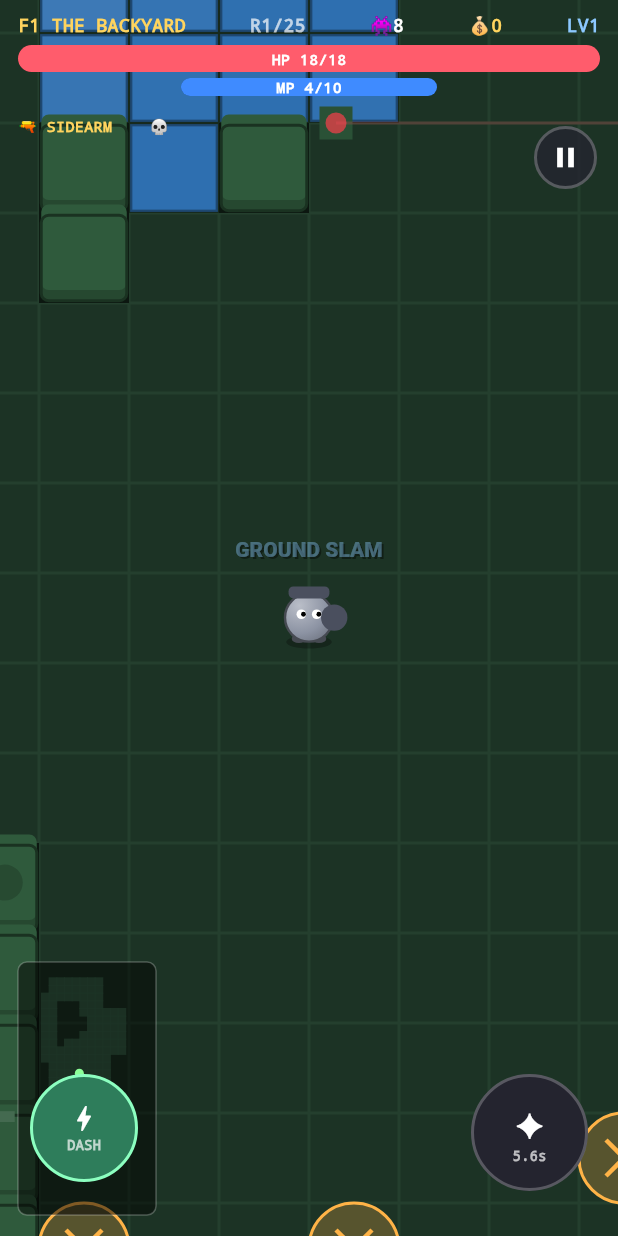
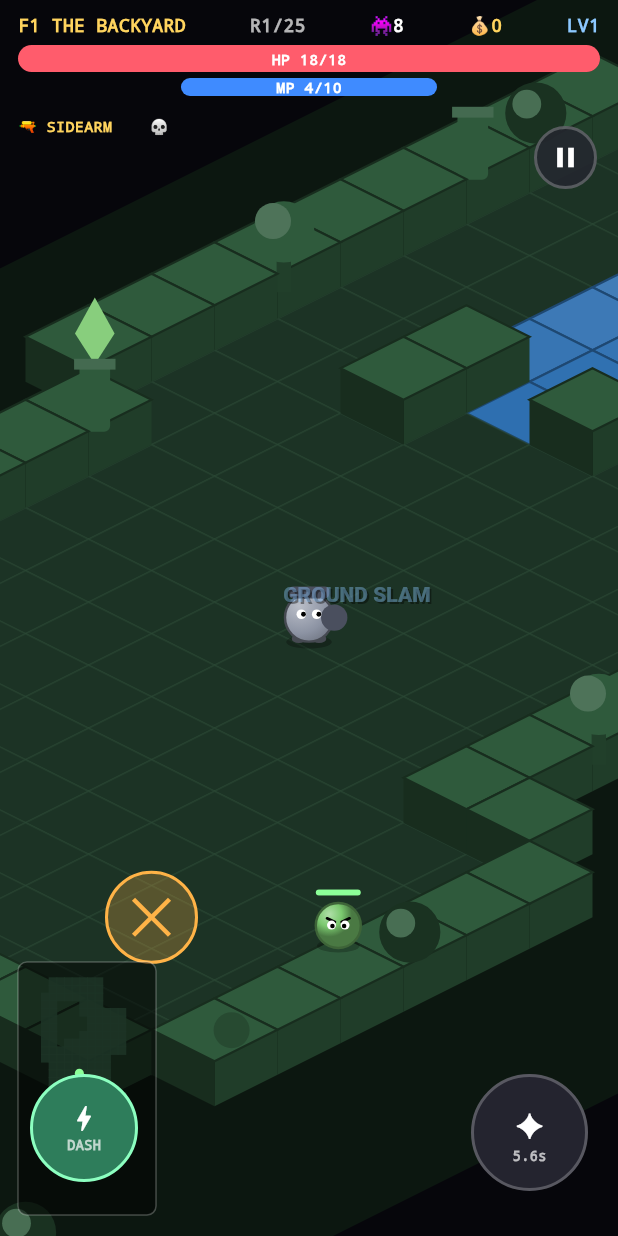
Before and after one commit to Blackays/test, a Flutter app: the GameScreen screen opened directly with sample values from the repository, after a tap on an icon or button, on a phone screen of 412 x 824 dp. Run offline on Flutter 3.47's test engine with Material 3 defaults, Android fonts, the phone set to English and light mode, and no system bars; our stand-ins replace shared_preferences; accounts and stored records are empty.

Commit message:
Isometric (Hades-style) view + remove ROOM CLEAR cards
- Render the world in true isometric: diamond floor/pool tiles and
  extruded walls with shaded side faces, drawn back-to-front. Gameplay
  stays in world space; only rendering and joystick input are projected
  through a shared iso basis, and entities keep upright bodies at their
  projected positions.
- Camera now follows the projected player.
- Joystick direction is unprojected so on-screen up moves up-screen.
- Remove the ROOM CLEAR door panel; doors are labelled in-world with
  title + description so you pick by walking into one.

https://claude.ai/code/session_013Khf7hqf3rPnER65Hpqu2Z

```diff
--- a/lib/main.dart
+++ b/lib/main.dart
@@ -2207,7 +2207,11 @@ class _GameScreenState extends State<GameScreen>
       delta = delta / delta.distance * _stickR;
     }
     _stickKnob = _stickOrigin + delta;
-    _moveDir = delta / _stickR;
+    final screen = delta / _stickR; // intended on-screen direction
+    final world = isoUnproject(screen);
+    _moveDir = world == Offset.zero
+        ? Offset.zero
+        : world / world.distance * screen.distance;
   }
 
   void _panEnd(_) {
@@ -2272,7 +2276,6 @@ class _GameScreenState extends State<GameScreen>
                 if (_ready && _phase == Phase.playing) _abilityButton(),
                 if (_ready && play) _dashButton(),
                 if (_ready && play) _pauseButton(),
-                if (_phase == Phase.roomCleared) _doorPanel(),
                 if (_phase == Phase.paused) _pauseOverlay(),
                 if (_phase == Phase.levelUp) _levelUpOverlay(),
                 if (_phase == Phase.shop) _shopOverlay(),
@@ -2286,59 +2289,6 @@ class _GameScreenState extends State<GameScreen>
     );
   }
 
-  Widget _doorPanel() {
-    return Positioned(
-      left: 12,
-      right: 12,
-      bottom: 26,
-      child: Column(
-        mainAxisSize: MainAxisSize.min,
-        children: [
-          const Text('ROOM CLEAR · walk into a door',
-              style: TextStyle(
-                  color: Colors.white,
-                  fontWeight: FontWeight.w900,
-                  fontSize: 14)),
-          const SizedBox(height: 8),
-          Row(
-            mainAxisAlignment: MainAxisAlignment.center,
-            children: [
-              for (final dr in _doors)
-                Expanded(
-                  child: Container(
-                    constraints: const BoxConstraints(maxWidth: 200),
-                    margin: const EdgeInsets.symmetric(horizontal: 6),
-                    padding: const EdgeInsets.all(10),
-                    decoration: BoxDecoration(
-                      color: const Color(0xCC1F1D2E),
-                      borderRadius: BorderRadius.circular(12),
-                      border: Border.all(
-                          color: const Color(0xFFFFD45E), width: 1.5),
-                    ),
-                    child: Column(
-                      children: [
-                        Text(dr.def.icon,
-                            style: const TextStyle(fontSize: 22)),
-                        Text(dr.def.title,
-                            textAlign: TextAlign.center,
-                            style: const TextStyle(
-                                color: Color(0xFFFFD45E),
-                                fontWeight: FontWeight.w900,
-                                fontSize: 12)),
-                        Text(dr.def.desc,
-                            textAlign: TextAlign.center,
-                            style: const TextStyle(
-                                color: Colors.white60, fontSize: 10)),
-                      ],
-                    ),
-                  ),
-                ),
-            ],
-          ),
-        ],
-      ),
-    );
-  }
 
   Widget _dashButton() {
     final ready = _p.dashTimer <= 0;
@@ -2908,6 +2858,17 @@ class _BigButton extends StatelessWidget {
 Color _lit(Color c, double a) => Color.lerp(c, Colors.white, a)!;
 Color _shd(Color c, double a) => Color.lerp(c, Colors.black, a)!;
 
+// Isometric (Hades-style 3/4) projection. Gameplay stays in world space;
+// only rendering and the joystick input are projected through this basis.
+const double kIsoSX = 0.70;
+const double kIsoSY = 0.35;
+const double kWallH = 30.0; // extruded wall height in screen units
+Offset isoProject(Offset w) =>
+    Offset((w.dx - w.dy) * kIsoSX, (w.dx + w.dy) * kIsoSY);
+Offset isoUnproject(Offset s) => Offset(
+    (s.dx / kIsoSX + s.dy / kIsoSY) / 2,
+    (s.dy / kIsoSY - s.dx / kIsoSX) / 2);
+
 void _drawHero(Canvas canvas, Offset base, double r, HeroDef def, int stage,
     {double t = 0, bool moving = false, Offset look = Offset.zero}) {
   canvas.drawOval(
@@ -3195,19 +3156,10 @@ class WorldPainter extends CustomPainter {
     final m = map;
     if (!ready || m == null) return;
 
-    final aw = m.worldW, ah = m.worldH;
-    final fit = min(size.width / aw, size.height / ah);
     final z = (1.0 / (player.vision <= 0 ? 1.0 : player.vision))
-        .clamp(fit, 1.25)
+        .clamp(0.6, 1.2)
         .toDouble();
-    final hvw = size.width / (2 * z);
-    final hvh = size.height / (2 * z);
-    final cx = aw <= 2 * hvw
-        ? aw / 2
-        : player.pos.dx.clamp(hvw, aw - hvw).toDouble();
-    final cy = ah <= 2 * hvh
-        ? ah / 2
-        : player.pos.dy.clamp(hvh, ah - hvh).toDouble();
+    final cam = isoProject(player.pos); // follow-cam on the projected player
 
     canvas.save();
     canvas.translate(size.width / 2, size.height / 2);
@@ -3215,7 +3167,7 @@ class WorldPainter extends CustomPainter {
     if (shake > 0) {
       canvas.translate(sin(time * 97) * shake, cos(time * 89) * shake);
     }
-    canvas.translate(-cx, -cy);
+    canvas.translate(-cam.dx, -cam.dy);
 
     _paintMap(canvas, m);
     _paintWorld(canvas);
@@ -3255,11 +3207,35 @@ class WorldPainter extends CustomPainter {
     }
   }
 
+  // 4 projected corners of tile (c,r), optionally lifted up-screen.
+  Path _tilePath(double cell, int c, int r, [double lift = 0]) {
+    final x0 = c * cell, y0 = r * cell, x1 = x0 + cell, y1 = y0 + cell;
+    Offset p(double x, double y) {
+      final s = isoProject(Offset(x, y));
+      return Offset(s.dx, s.dy - lift);
+    }
+
+    final a = p(x0, y0), b = p(x1, y0), d = p(x1, y1), e = p(x0, y1);
+    return Path()
+      ..moveTo(a.dx, a.dy)
+      ..lineTo(b.dx, b.dy)
+      ..lineTo(d.dx, d.dy)
+      ..lineTo(e.dx, e.dy)
+      ..close();
+  }
+
   void _paintMap(Canvas canvas, GameMap m) {
     final cell = m.cell;
-    // void backdrop
-    canvas.drawRect(Rect.fromLTWH(0, 0, m.worldW, m.worldH),
-        Paint()..color = floor.voidc);
+    final w = m.worldW, h = m.worldH;
+    // void backdrop = the projected map diamond
+    final back = Path()
+      ..addPolygon([
+        isoProject(const Offset(0, 0)),
+        isoProject(Offset(w, 0)),
+        isoProject(Offset(w, h)),
+        isoProject(Offset(0, h)),
+      ], true);
+    canvas.drawPath(back, Paint()..color = floor.voidc);
 
     final floorPaint = Paint()..color = floor.bg;
     final edge = Paint()
@@ -3267,66 +3243,107 @@ class WorldPainter extends CustomPainter {
       ..style = PaintingStyle.stroke
       ..strokeWidth = 1;
 
+    // ground pass: floor + pools (coplanar, any order)
     for (var r = 0; r < m.rows; r++) {
       for (var c = 0; c < m.cols; c++) {
         final t = m.tt(c, r);
-        final rect = Rect.fromLTWH(c * cell, r * cell, cell, cell);
         if (t == 1) {
-          canvas.drawRect(rect, floorPaint);
-          canvas.drawRect(rect.deflate(0.5), edge);
+          final pth = _tilePath(cell, c, r);
+          canvas.drawPath(pth, floorPaint);
+          canvas.drawPath(pth, edge);
         } else if (t == 2) {
-          // pool: shoot across, can't walk
-          canvas.drawRect(rect, Paint()..color = _shd(floor.bg, 0.18));
           final sh = 0.5 + 0.5 * sin(time * 2 + c * 0.7 + r * 0.5);
-          canvas.drawRect(rect.deflate(2), Paint()..color = floor.pool);
-          canvas.drawRect(
-              rect.deflate(2),
+          final pth = _tilePath(cell, c, r);
+          canvas.drawPath(pth, Paint()..color = floor.pool);
+          canvas.drawPath(
+              pth,
               Paint()
                 ..color = _lit(floor.pool, 0.22 * sh).withValues(alpha: 0.5));
-          canvas.drawRect(
-              rect.deflate(1.5),
+          canvas.drawPath(
+              pth,
               Paint()
                 ..color = _shd(floor.pool, 0.35)
                 ..style = PaintingStyle.stroke
                 ..strokeWidth = 1.5);
-        } else {
-          final play = m.tt(c - 1, r) > 0 ||
-              m.tt(c + 1, r) > 0 ||
-              m.tt(c, r - 1) > 0 ||
-              m.tt(c, r + 1) > 0;
-          final h = (c * 73 + r * 131) % 100;
-          if (play) {
-            // solid impassable wall block (also blocks shots)
-            final rr = RRect.fromRectAndRadius(
-                rect.deflate(1.5), const Radius.circular(5));
-            canvas.drawRRect(rr, Paint()..color = _shd(floor.prop, 0.2));
-            canvas.drawRRect(
-                RRect.fromRectAndRadius(
-                    rect.deflate(1.5).translate(0, -cell * 0.12),
-                    const Radius.circular(5)),
-                Paint()..color = floor.prop);
-            canvas.drawRRect(
-                rr,
-                Paint()
-                  ..color = _shd(floor.prop, 0.45)
-                  ..style = PaintingStyle.stroke
-                  ..strokeWidth = 2);
-            if (h < 40) {
-              _drawProp(canvas, Offset((c + 0.5) * cell, (r + 0.4) * cell),
-                  cell, h % 5, floor);
-            }
-          } else if (h < 8) {
-            _drawProp(canvas, Offset((c + 0.5) * cell, (r + 0.5) * cell),
-                cell, h % 5, floor);
+        }
+      }
+    }
+
+    // wall pass: extruded blocks, back-to-front by (c + r)
+    final sideR = Paint()..color = _shd(floor.prop, 0.32);
+    final sideF = Paint()..color = _shd(floor.prop, 0.5);
+    final topP = Paint()..color = floor.prop;
+    final topEdge = Paint()
+      ..color = _shd(floor.prop, 0.5)
+      ..style = PaintingStyle.stroke
+      ..strokeWidth = 1.5;
+    Offset pj(double x, double y, double lift) {
+      final s = isoProject(Offset(x, y));
+      return Offset(s.dx, s.dy - lift);
+    }
+
+    for (var s = 0; s <= (m.cols + m.rows - 2); s++) {
+      for (var c = 0; c < m.cols; c++) {
+        final r = s - c;
+        if (r < 0 || r >= m.rows) continue;
+        if (m.tt(c, r) != 0) continue;
+        final play = m.tt(c - 1, r) > 0 ||
+            m.tt(c + 1, r) > 0 ||
+            m.tt(c, r - 1) > 0 ||
+            m.tt(c, r + 1) > 0;
+        final hsh = (c * 73 + r * 131) % 100;
+        if (play) {
+          final x0 = c * cell, y0 = r * cell, x1 = x0 + cell, y1 = y0 + cell;
+          // front (+x) face
+          canvas.drawPath(
+              Path()
+                ..moveTo(pj(x1, y0, 0).dx, pj(x1, y0, 0).dy)
+                ..lineTo(pj(x1, y1, 0).dx, pj(x1, y1, 0).dy)
+                ..lineTo(pj(x1, y1, kWallH).dx, pj(x1, y1, kWallH).dy)
+                ..lineTo(pj(x1, y0, kWallH).dx, pj(x1, y0, kWallH).dy)
+                ..close(),
+              sideR);
+          // front (+y) face
+          canvas.drawPath(
+              Path()
+                ..moveTo(pj(x0, y1, 0).dx, pj(x0, y1, 0).dy)
+                ..lineTo(pj(x1, y1, 0).dx, pj(x1, y1, 0).dy)
+                ..lineTo(pj(x1, y1, kWallH).dx, pj(x1, y1, kWallH).dy)
+                ..lineTo(pj(x0, y1, kWallH).dx, pj(x0, y1, kWallH).dy)
+                ..close(),
+              sideF);
+          // top
+          final top = _tilePath(cell, c, r, kWallH);
+          canvas.drawPath(top, topP);
+          canvas.drawPath(top, topEdge);
+          if (hsh < 40) {
+            _projAt(canvas, Offset((c + 0.5) * cell, (r + 0.4) * cell), kWallH,
+                () => _drawProp(canvas, Offset((c + 0.5) * cell, (r + 0.4) * cell),
+                    cell, hsh % 5, floor));
           }
+        } else if (hsh < 8) {
+          _projAt(canvas, Offset((c + 0.5) * cell, (r + 0.5) * cell), 0,
+              () => _drawProp(canvas, Offset((c + 0.5) * cell, (r + 0.5) * cell),
+                  cell, hsh % 5, floor));
         }
       }
     }
+  }
+
+  // Run [draw] (which paints around [anchor] in world coords) so that it lands
+  // at the projected, optionally lifted, screen position — body stays upright.
+  void _projAt(Canvas canvas, Offset anchor, double lift, void Function() draw) {
+    final s = isoProject(anchor);
+    canvas.save();
+    canvas.translate(s.dx - anchor.dx, s.dy - anchor.dy - lift);
+    draw();
+    canvas.restore();
   }
 
   void _paintWorld(Canvas canvas) {
     // traps
     for (final tr in traps) {
+      _projAt(canvas, tr.pos, 0, () {
       final col = tr.state == 1
           ? const Color(0xFFFF5C5C)
           : (tr.state == 2
@@ -3351,10 +3368,12 @@ class WorldPainter extends CustomPainter {
           tr.pos.translate(tr.r * 0.4, tr.r * 0.4), mp);
       canvas.drawLine(tr.pos.translate(tr.r * 0.4, -tr.r * 0.4),
           tr.pos.translate(-tr.r * 0.4, tr.r * 0.4), mp);
+      });
     }
 
     // ballistas + their warning line
     for (final ba in ballistas) {
+      _projAt(canvas, ba.pos, 0, () {
       final dir = ba.vel.distance > 0
           ? ba.vel / ba.vel.distance
           : const Offset(1, 0);
@@ -3368,9 +3387,11 @@ class WorldPainter extends CustomPainter {
           Paint()
             ..color = const Color(0x33FF4D5E)
             ..strokeWidth = 2);
+      });
     }
 
     for (final d in doors) {
+      _projAt(canvas, d.pos, 0, () {
       final pulse = 0.5 + 0.5 * sin(time * 4 + d.pos.dx);
       canvas.drawCircle(d.pos, d.r + 12,
           Paint()..color = const Color(0xFFFFD45E).withValues(alpha: 0.2));
@@ -3393,9 +3414,33 @@ class WorldPainter extends CustomPainter {
         textDirection: TextDirection.ltr,
       )..layout();
       tp.paint(canvas, d.pos - Offset(tp.width / 2, tp.height / 2));
+      // label so the player knows what each door grants on approach
+      final lp = TextPainter(
+        text: TextSpan(children: [
+          TextSpan(
+              text: '${d.def.title}\n',
+              style: const TextStyle(
+                  color: Color(0xFFFFD45E),
+                  fontWeight: FontWeight.w900,
+                  fontSize: 13,
+                  height: 1.3)),
+          TextSpan(
+              text: d.def.desc,
+              style: const TextStyle(
+                  color: Colors.white70,
+                  fontWeight: FontWeight.w600,
+                  fontSize: 11)),
+        ]),
+        textAlign: TextAlign.center,
+        textDirection: TextDirection.ltr,
+      )..layout(maxWidth: 180);
+      lp.paint(canvas,
+          Offset(d.pos.dx - lp.width / 2, d.pos.dy + d.r * 1.2 + 6));
+      });
     }
 
     for (final b in bursts) {
+      _projAt(canvas, b.pos, 0, () {
       final double f = (b.t / 0.35).clamp(0.0, 1.0).toDouble();
       canvas.drawCircle(b.pos, b.maxR * f,
           Paint()..color = const Color(0xFFFF9A3C).withValues(alpha: (1 - f) * 0.22));
@@ -3406,17 +3451,24 @@ class WorldPainter extends CustomPainter {
             ..color = const Color(0xFFFFD45E).withValues(alpha: (1 - f) * 0.7)
             ..style = PaintingStyle.stroke
             ..strokeWidth = 4);
+      });
     }
 
     for (final o in orbs) {
+      _projAt(canvas, o.pos, 0, () {
       final pul = 0.5 + 0.5 * sin(time * 6 + o.pos.dx);
       canvas.drawCircle(o.pos, 11,
           Paint()..color = const Color(0xFF8CFF98).withValues(alpha: 0.22));
       canvas.drawCircle(
           o.pos, 4 + pul * 1.6, Paint()..color = const Color(0xFFB6FFC0));
-    }
-
-    for (final e in enemies) {
+      });
+    }
+
+    final sortedEnemies = [...enemies]
+      ..sort((a, b) =>
+          (a.pos.dx + a.pos.dy).compareTo(b.pos.dx + b.pos.dy));
+    for (final e in sortedEnemies) {
+      _projAt(canvas, e.pos, 0, () {
       final base = switch (e.kind) {
         1 => const Color(0xFFFF8A4C),
         2 => const Color(0xFF9B5CFF),
@@ -3521,9 +3573,11 @@ class WorldPainter extends CustomPainter {
             const Radius.circular(2)),
         Paint()..color = const Color(0xFF8CFF98),
       );
+      });
     }
 
     for (final b in bolts) {
+      _projAt(canvas, b.pos, 0, () {
       final col = b.crit
           ? const Color(0xFFFFE066)
           : (b.splash > 0 ? const Color(0xFFFF9A3C) : Colors.white);
@@ -3531,13 +3585,17 @@ class WorldPainter extends CustomPainter {
       canvas.drawCircle(
           b.pos, cr + 4, Paint()..color = col.withValues(alpha: 0.3));
       canvas.drawCircle(b.pos, cr, Paint()..color = col);
+      });
     }
     for (final e in ebolts) {
+      _projAt(canvas, e.pos, 0, () {
       canvas.drawCircle(e.pos, 9,
           Paint()..color = const Color(0xFFFF4D5E).withValues(alpha: 0.3));
       canvas.drawCircle(e.pos, 4.5, Paint()..color = const Color(0xFFFF6B79));
-    }
-
+      });
+    }
+
+    _projAt(canvas, player.pos, 0, () {
     if (player.invuln > 0) {
       canvas.drawCircle(
           player.pos,
@@ -3560,7 +3618,9 @@ class WorldPainter extends CustomPainter {
       canvas.drawCircle(player.pos, player.radius + 6,
           Paint()..color = const Color(0x55FF5C6C));
     }
+    });
     for (final s in swings) {
+      _projAt(canvas, s.pos, 0, () {
       final k = (s.life / 0.18).clamp(0.0, 1.0).toDouble();
       final paint = Paint()
         ..color = Colors.white.withValues(alpha: 0.5 * k)
@@ -3574,19 +3634,26 @@ class WorldPainter extends CustomPainter {
         final rect = Rect.fromCircle(center: s.pos, radius: s.reach);
         canvas.drawArc(rect, s.ang - s.arc / 2, s.arc, false, paint);
       }
+      });
     }
     for (final g in ghosts) {
+      _projAt(canvas, g.pos, 0, () {
       final k = (g.life / 0.3).clamp(0.0, 1.0).toDouble();
       canvas.drawCircle(
           g.pos,
           player.radius,
           Paint()
             ..color = const Color(0xFF8CC8FF).withValues(alpha: 0.28 * k));
-    }
-    _drawHero(canvas, player.pos, player.radius, player.def, player.buffStage,
-        t: time, moving: moving, look: facing);
+      });
+    }
+    _projAt(canvas, player.pos, 0, () {
+      _drawHero(canvas, player.pos, player.radius, player.def,
+          player.buffStage,
+          t: time, moving: moving, look: facing);
+    });
 
     for (final tx in texts) {
+      _projAt(canvas, tx.pos, 0, () {
       final a = tx.life.clamp(0.0, 1.0).toDouble();
       void dr(Color col, Offset at) {
         final tp = TextPainter(
@@ -3604,6 +3671,7 @@ class WorldPainter extends CustomPainter {
 
       dr(Colors.black, tx.pos.translate(1.4, 1.4));
       dr(tx.color, tx.pos);
+      });
     }
   }
 
```
